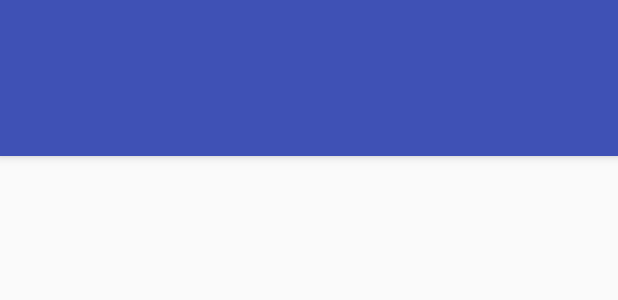
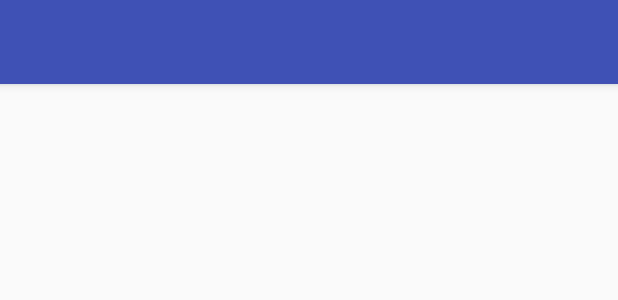
Before and after one commit to oliveira-marcio/HistoriasInfantis, an Android app: the layout activity_main.xml on its own in the app's theme, with its tools: preview values and no code run, on a phone screen of 412 x 824 dp. Shown: the top 300 px of the screen. Run offline under Robolectric (Android 15) with nearby library versions, the phone set to English and light mode, and no system bars.

Commit message:
- Implementado DrawerLayout na MainActivity em substituição ao ViewPager/TabLayout para manter a interface mais coerente com o DrawerLayout de HistoryActivity - Implementado NavigationView em HistoryActivity em substituição ao RecyclerView para simplificar a implementação do DrawerLayout - Corrigido bug em HistoryGridFragment que fazia a lista voltar para o início quando a Activity era recriada.

```diff
--- /dev/null
+++ b/app/src/main/res/drawable/ic_arrow_back.xml
@@ -0,0 +1,5 @@
+<vector android:autoMirrored="true" android:height="24dp"
+    android:viewportHeight="24.0" android:viewportWidth="24.0"
+    android:width="24dp" xmlns:android="http://schemas.android.com/apk/res/android">
+    <path android:fillColor="#000000" android:pathData="M20,11H7.83l5.59,-5.59L12,4l-8,8 8,8 1.41,-1.41L7.83,13H20v-2z"/>
+</vector>
--- /dev/null
+++ b/app/src/main/res/drawable/ic_favorite.xml
@@ -0,0 +1,5 @@
+<vector android:autoMirrored="true" android:height="24dp"
+    android:viewportHeight="24.0" android:viewportWidth="24.0"
+    android:width="24dp" xmlns:android="http://schemas.android.com/apk/res/android">
+    <path android:fillColor="#000000" android:pathData="M12,21.35l-1.45,-1.32C5.4,15.36 2,12.28 2,8.5 2,5.42 4.42,3 7.5,3c1.74,0 3.41,0.81 4.5,2.09C13.09,3.81 14.76,3 16.5,3 19.58,3 22,5.42 22,8.5c0,3.78 -3.4,6.86 -8.55,11.54L12,21.35z"/>
+</vector>
--- a/app/src/main/res/layout/activity_main.xml
+++ b/app/src/main/res/layout/activity_main.xml
@@ -1,11 +1,17 @@
 <?xml version="1.0" encoding="utf-8"?>
-<LinearLayout xmlns:android="http://schemas.android.com/apk/res/android"
+<android.support.v4.widget.DrawerLayout xmlns:android="http://schemas.android.com/apk/res/android"
     xmlns:app="http://schemas.android.com/apk/res-auto"
     xmlns:tools="http://schemas.android.com/tools"
+    android:id="@+id/drawer"
     android:layout_width="match_parent"
     android:layout_height="match_parent"
-    android:orientation="vertical"
+    android:fitsSystemWindows="true"
     tools:context=".ui.MainActivity">
+
+    <LinearLayout
+        android:layout_width="match_parent"
+        android:layout_height="match_parent"
+        android:orientation="vertical">
 
         <android.support.v7.widget.Toolbar
             android:id="@+id/toolbar"
@@ -16,16 +22,18 @@
             android:theme="@style/ThemeOverlay.AppCompat.Dark.ActionBar"
             app:popupTheme="@style/ThemeOverlay.AppCompat.Light" />
 
-    <android.support.design.widget.TabLayout
-        android:id="@+id/tabs"
-        style="@style/CategoryTab"
-        android:elevation="4dp"
-        android:layout_width="match_parent"
-        android:layout_height="wrap_content" />
-
-    <android.support.v4.view.ViewPager
-        android:id="@+id/viewpager"
+        <FrameLayout
+            android:id="@+id/frame"
             android:layout_width="match_parent"
             android:layout_height="match_parent" />
 
     </LinearLayout>
+
+    <android.support.design.widget.NavigationView
+        android:id="@+id/navigation_view"
+        android:layout_width="wrap_content"
+        android:layout_height="match_parent"
+        android:layout_gravity="start"
+        app:headerLayout="@layout/drawer_header"
+        app:menu="@menu/main_drawer" />
+</android.support.v4.widget.DrawerLayout>
--- /dev/null
+++ b/app/src/main/res/menu/history_drawer.xml
@@ -0,0 +1,6 @@
+<?xml version="1.0" encoding="utf-8"?>
+<menu xmlns:android="http://schemas.android.com/apk/res/android">
+    <group
+        android:id="@+id/history_group"
+        android:checkableBehavior="single"/>
+</menu>
--- /dev/null
+++ b/app/src/main/res/menu/main_drawer.xml
@@ -0,0 +1,16 @@
+<?xml version="1.0" encoding="utf-8"?>
+<menu xmlns:android="http://schemas.android.com/apk/res/android">
+    <group android:checkableBehavior="single">
+        <item
+            android:id="@+id/all_histories"
+            android:checked="false"
+            android:icon="@drawable/ic_about"
+            android:title="@string/category_histories_label" />
+
+        <item
+            android:id="@+id/favorites"
+            android:checked="false"
+            android:icon="@drawable/ic_favorite"
+            android:title="@string/category_favorites_label" />
+    </group>
+</menu>
--- a/app/src/main/res/values-v21/styles.xml
+++ b/app/src/main/res/values-v21/styles.xml
@@ -1,13 +1,12 @@
 <?xml version="1.0" encoding="utf-8"?>
 <resources>
-    <!--
     <style name="AppTheme" parent="Theme.AppCompat.Light.NoActionBar">
         <item name="colorPrimary">@color/colorPrimary</item>
         <item name="colorPrimaryDark">@color/colorPrimaryDark</item>
         <item name="colorAccent">@color/colorAccent</item>
-        <item name="actionBarStyle">@style/HistoriesAppBarStyle</item>
+        <item name="android:statusBarColor">@color/colorTransparent</item>
+<!--        <item name="actionBarStyle">@style/HistoriesAppBarStyle</item> -->
     </style>
--->
     <!-- Tema da AppBar -->
 <!--
     <style name="HistoriesAppBarStyle" parent="style/Widget.AppCompat.Light.ActionBar.Solid.Inverse">
--- a/app/src/main/res/values/strings.xml
+++ b/app/src/main/res/values/strings.xml
@@ -24,4 +24,7 @@
     <string name="favorite_added">História adicionada aos favoritos</string>
     <string name="favorite_removed">História removida dos favoritos</string>
 
+    <string name="close_main_drawer">Menu de navegação principal</string>
+    <string name="open_main_drawer">Menu de navegação principal fechado</string>
+
 </resources>
--- a/app/src/main/res/values/styles.xml
+++ b/app/src/main/res/values/styles.xml
@@ -8,16 +8,4 @@
         <item name="colorAccent">@color/colorAccent</item>
     </style>
 
-    <!--Tema para as abas de categorias -->
-    <style name="CategoryTab" parent="Widget.Design.TabLayout">
-        <item name="tabIndicatorColor">@android:color/white</item>
-        <item name="tabSelectedTextColor">@android:color/white</item>
-        <item name="tabTextAppearance">@style/CategoryTabTextAppearance</item>
-        <item name="android:background">@color/colorPrimary</item>
-    </style>
-
-    <!-- Aparência do texto de uma aba não-selecionada -->
-    <style name="CategoryTabTextAppearance" parent="TextAppearance.Design.Tab">
-        <item name="android:textColor">#A8A19E</item>
-    </style>
 </resources>
```
Also changed, not shown: app/src/main/java/com/abobrinha/caixinha/ui/DrawerAdapter.java (deleted, +0 -77 lines), app/src/main/java/com/abobrinha/caixinha/ui/HistoryActivity.java (+51 -28 lines), app/src/main/java/com/abobrinha/caixinha/ui/HistoryAdapter.java (+9 -14 lines), app/src/main/java/com/abobrinha/caixinha/ui/HistoryGridCategoryAdapter.java (deleted, +0 -39 lines), app/src/main/java/com/abobrinha/caixinha/ui/HistoryGridFragment.java (+32 -19 lines), app/src/main/java/com/abobrinha/caixinha/ui/MainActivity.java (+71 -12 lines), app/src/main/res/layout/activity_history.xml (+9 -6 lines), app/src/main/res/layout/drawer_header.xml (added, +13 -0 lines), app/src/main/res/layout/drawer_item.xml (deleted, +0 -15 lines), app/src/main/res/values/arrays.xml (deleted, +0 -8 lines). Lines whose indentation alone changed are shown as unchanged.
